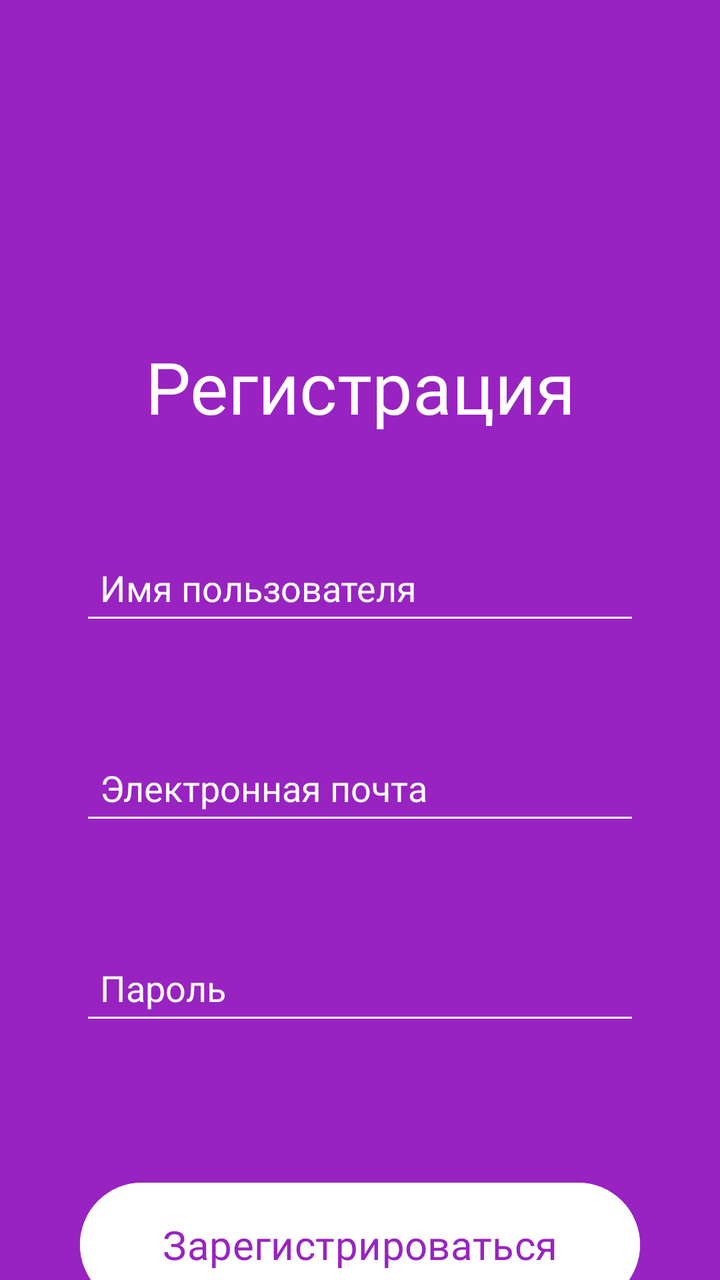
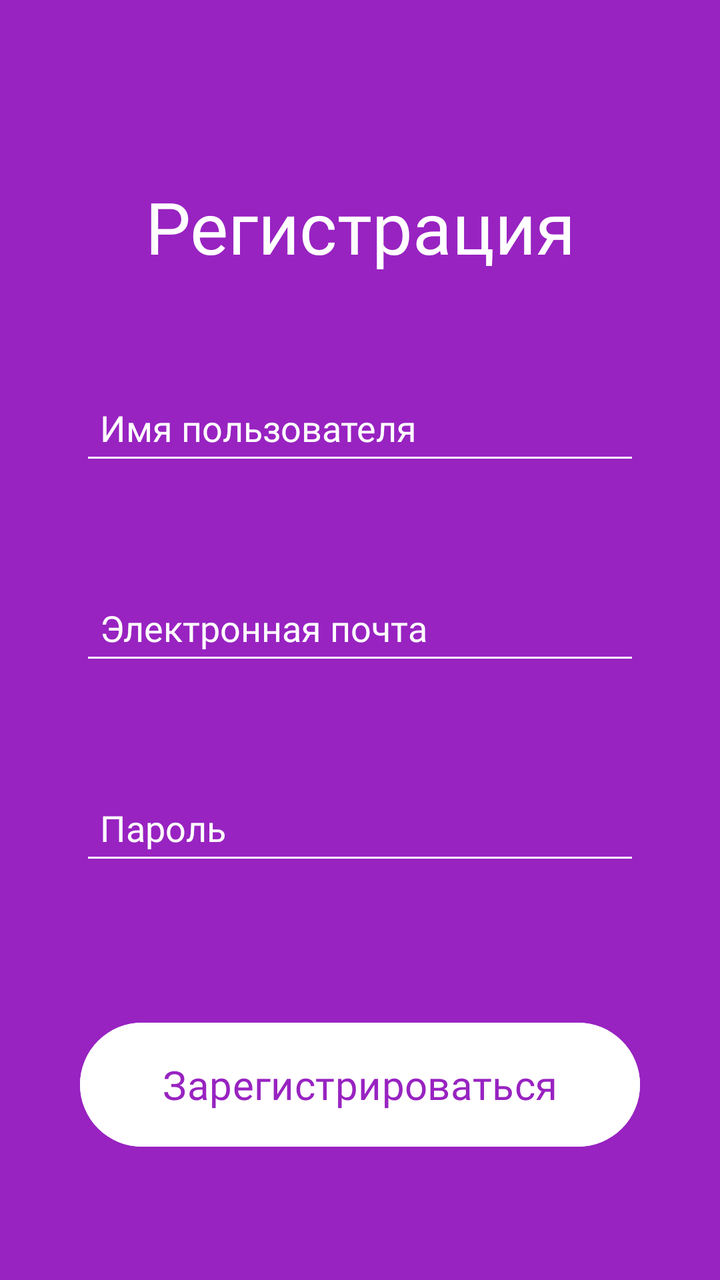

Compare the two renders of this Android layout. The source of the first and the diff that turns it into the second are given below.
<!-- AndroidManifest.xml: application theme Theme.SpeechToTextApp -->
<!-- res/layout/fragment_register.xml -->
<?xml version="1.0" encoding="utf-8"?>
<androidx.constraintlayout.widget.ConstraintLayout
    xmlns:android="http://schemas.android.com/apk/res/android"
    xmlns:app="http://schemas.android.com/apk/res-auto"
    xmlns:tools="http://schemas.android.com/tools"
    android:layout_width="match_parent"
    android:layout_height="match_parent"
    tools:context=".ui.register.RegisterFragment"
    android:background="@color/purple">

    <TextView
        android:id="@+id/txt_error"
        android:layout_width="match_parent"
        android:layout_height="wrap_content"
        android:fontFamily="@font/montserratregular"
        android:text="Error"
        android:textAlignment="center"
        android:textColor="#FE0000"
        android:visibility="invisible"
        android:layout_marginTop="120dp"
        app:layout_constraintTop_toTopOf="parent"
        tools:layout_editor_absoluteX="0dp" />

    <TextView
        android:id="@+id/textView2"
        android:layout_width="match_parent"
        android:layout_height="wrap_content"
        android:layout_marginTop="30dp"
        android:fontFamily="@font/montserratbold"
        android:text="Регистрация"
        android:textAlignment="center"
        android:textColor="@color/white"
        android:textSize="36sp"
        app:layout_constraintEnd_toEndOf="parent"
        app:layout_constraintStart_toStartOf="parent"
        app:layout_constraintTop_toBottomOf="@+id/txt_error" />

    <EditText
        android:id="@+id/txt_username"
        android:layout_width="match_parent"
        android:layout_height="50dp"
        android:layout_marginTop="50dp"
        android:layout_marginHorizontal="40dp"
        android:paddingHorizontal="10dp"
        android:textSize="18sp"
        android:textColor="@color/white"
        android:backgroundTint="@color/white"
        android:hint="Имя пользователя"
        android:textColorHint="@color/white"
        android:fontFamily="@font/montserratregular"
        app:layout_constraintTop_toBottomOf="@+id/textView2" />

    <EditText
        android:id="@+id/txt_email"
        android:layout_width="match_parent"
        android:layout_height="50dp"
        android:layout_marginTop="50dp"
        android:layout_marginHorizontal="40dp"
        android:paddingHorizontal="10dp"
        android:textSize="18sp"
        android:textColor="@color/white"
        android:backgroundTint="@color/white"
        android:hint="Электронная почта"
        android:inputType="textEmailAddress"
        android:textColorHint="@color/white"
        android:fontFamily="@font/montserratregular"
        app:layout_constraintTop_toBottomOf="@+id/txt_username" />

    <EditText
        android:id="@+id/txt_password"
        android:layout_width="match_parent"
        android:layout_height="50dp"
        android:layout_marginTop="50dp"
        android:layout_marginHorizontal="40dp"
        android:paddingHorizontal="10dp"
        android:textSize="18sp"
        android:textColor="@color/white"
        android:backgroundTint="@color/white"
        android:hint="Пароль"
        android:inputType="textPassword"
        android:textColorHint="@color/white"
        android:fontFamily="@font/montserratregular"
        app:layout_constraintTop_toBottomOf="@+id/txt_email" />

    <Button
        android:id="@+id/btn_sign_up"
        android:layout_width="280dp"
        android:layout_height="70dp"
        android:backgroundTint="@color/white"
        android:fontFamily="@font/montserratsemibold"
        android:text="Зарегистрироваться"
        android:textColor="@color/purple"
        android:textSize="20sp"
        android:layout_marginTop="70dp"
        app:layout_constraintEnd_toEndOf="parent"
        app:layout_constraintStart_toStartOf="parent"
        app:layout_constraintTop_toBottomOf="@+id/txt_password" />

    <TextView
        android:id="@+id/textView3"
        android:layout_width="wrap_content"
        android:layout_height="wrap_content"
        android:fontFamily="@font/montserratsemibold"
        android:text="Уже есть аккаунт?"
        android:textAlignment="center"
        android:textColor="@color/white"
        android:textSize="24sp"
        android:layout_marginTop="60dp"
        app:layout_constraintEnd_toEndOf="parent"
        app:layout_constraintStart_toStartOf="parent"
        app:layout_constraintTop_toBottomOf="@+id/btn_sign_up" />

    <Button
        android:id="@+id/btn_sign_in"
        android:layout_width="240dp"
        android:layout_height="70dp"
        android:backgroundTint="@color/purple"
        android:fontFamily="@font/montserratsemibold"
        android:text="Войти"
        android:textColor="@color/white"
        android:textSize="20sp"
        android:layout_marginTop="30dp"
        app:layout_constraintEnd_toEndOf="parent"
        app:layout_constraintStart_toStartOf="parent"
        app:layout_constraintTop_toBottomOf="@+id/textView3" />


</androidx.constraintlayout.widget.ConstraintLayout>
<!-- resources referenced by this layout -->
<resources>
  <color name="purple">#FF9823C1</color>
  <color name="white">#FFFFFFFF</color>
  <style name="Theme.SpeechToTextApp" parent="Base.Theme.SpeechToTextApp" />
  <style name="Base.Theme.SpeechToTextApp" parent="Theme.Material3.DayNight.NoActionBar">
          
          
      </style>
</resources>

<!-- the commit's change to res/layout/fragment_register.xml (unified diff, before → after) -->
@@ -17,7 +17,7 @@
         android:textAlignment="center"
         android:textColor="#FE0000"
         android:visibility="invisible"
-        android:layout_marginTop="120dp"
+        android:layout_marginTop="40dp"
         app:layout_constraintTop_toTopOf="parent"
         tools:layout_editor_absoluteX="0dp" />
 
@@ -110,13 +110,15 @@
         app:layout_constraintStart_toStartOf="parent"
         app:layout_constraintTop_toBottomOf="@+id/btn_sign_up" />
 
-    <Button
+    <TextView
+        android:clickable="true"
         android:id="@+id/btn_sign_in"
         android:layout_width="240dp"
         android:layout_height="70dp"
-        android:backgroundTint="@color/purple"
+        android:background="@drawable/button_white_border"
         android:fontFamily="@font/montserratsemibold"
         android:text="Войти"
+        android:gravity="center"
         android:textColor="@color/white"
         android:textSize="20sp"
         android:layout_marginTop="30dp"
<!-- resource entries referenced after the edit -->
@@ -2,6 +2,16 @@
 <resources>
   <color name="purple">#FF9823C1</color>
   <color name="white">#FFFFFFFF</color>
+  <!-- drawable button_white_border (drawable) -->
+  <?xml version="1.0" encoding="utf-8"?>
+  <shape xmlns:android="http://schemas.android.com/apk/res/android"
+      android:shape="rectangle">
+      <solid android:color="@color/purple" />
+      <stroke
+          android:width="3dp"
+          android:color="@color/white" />
+      <corners android:radius="1000dp" />
+  </shape>
   <style name="Theme.SpeechToTextApp" parent="Base.Theme.SpeechToTextApp" />
   <style name="Base.Theme.SpeechToTextApp" parent="Theme.Material3.DayNight.NoActionBar">
           
